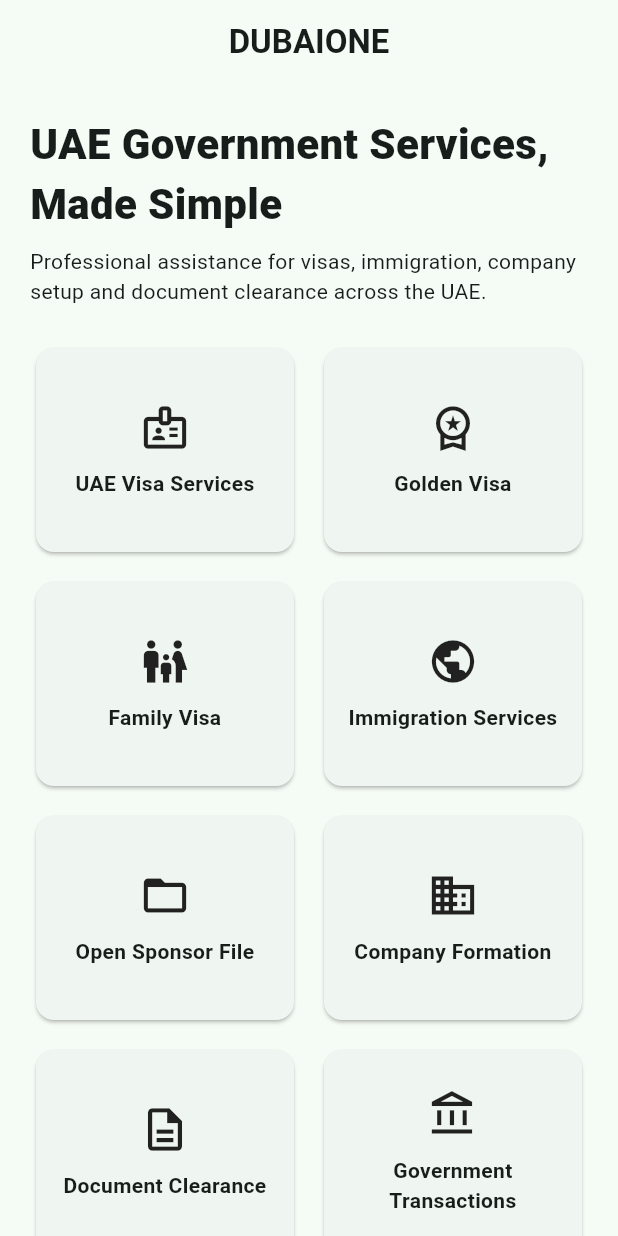
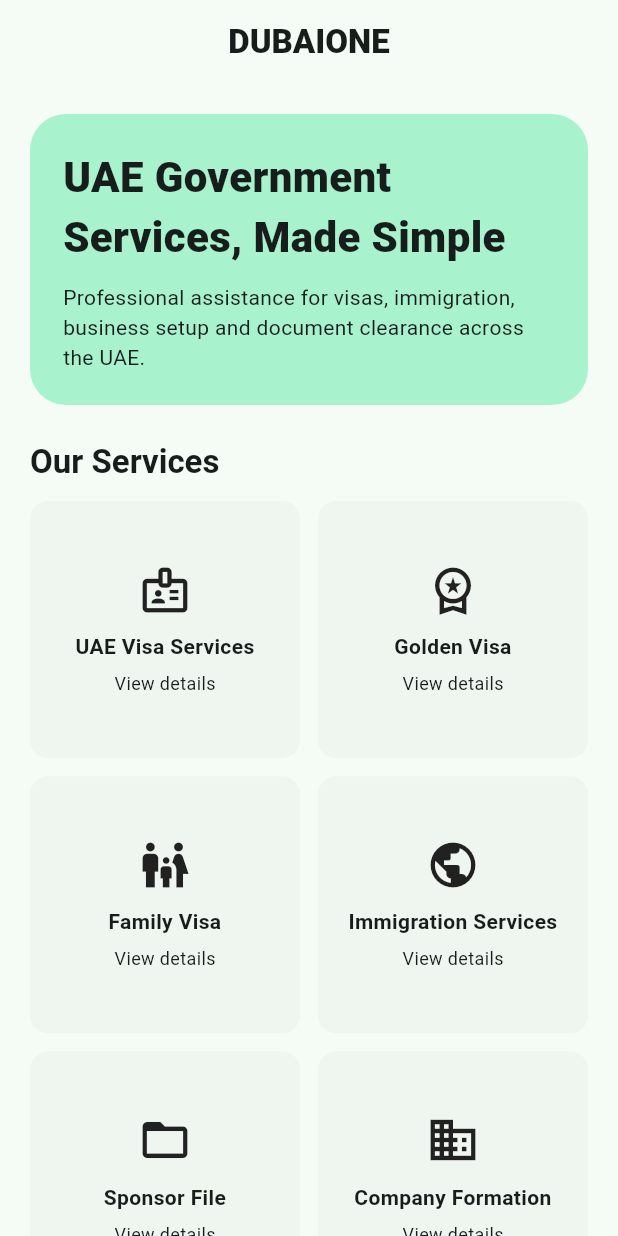
Before and after one commit to rashidbalooshi/DUBAIONE, a Flutter app: the screen it shows after launch, on a phone screen of 412 x 824 dp. Run offline on Flutter 3.47's test engine with Material 3 defaults, Android fonts, the phone set to English and light mode, and no system bars.

Commit message:
Build navigable DubaiOne services experience

```diff
--- a/lib/main.dart
+++ b/lib/main.dart
@@ -1,5 +1,7 @@
 import 'package:flutter/material.dart';
 import 'package:url_launcher/url_launcher.dart';
+import 'models/service.dart';
+import 'screens/service_detail_page.dart';
 
 void main() => runApp(const DubaiOneApp());
 
@@ -12,8 +14,9 @@
       debugShowCheckedModeBanner: false,
       title: 'DubaiOne',
       theme: ThemeData(
-        colorScheme: ColorScheme.fromSeed(seedColor: const Color(0xFF0B6B4F)),
+        colorScheme: ColorScheme.fromSeed(seedColor: const Color(0xFF006C4C)),
         useMaterial3: true,
+        cardTheme: const CardThemeData(elevation: 0, margin: EdgeInsets.zero),
       ),
       home: const HomePage(),
     );
@@ -23,17 +26,6 @@
 class HomePage extends StatelessWidget {
   const HomePage({super.key});
 
-  static const services = <Map<String, dynamic>>[
-    {'title': 'UAE Visa Services', 'icon': Icons.badge_outlined},
-    {'title': 'Golden Visa', 'icon': Icons.workspace_premium_outlined},
-    {'title': 'Family Visa', 'icon': Icons.family_restroom},
-    {'title': 'Immigration Services', 'icon': Icons.public},
-    {'title': 'Open Sponsor File', 'icon': Icons.folder_open_outlined},
-    {'title': 'Company Formation', 'icon': Icons.business_outlined},
-    {'title': 'Document Clearance', 'icon': Icons.description_outlined},
-    {'title': 'Government Transactions', 'icon': Icons.account_balance_outlined},
-  ];
-
   Future<void> _whatsApp() async {
     final uri = Uri.parse('https://wa.me/971501768878?text=Hello%20DubaiOne%2C%20I%20need%20assistance.');
     await launchUrl(uri, mode: LaunchMode.externalApplication);
@@ -42,59 +34,54 @@
   @override
   Widget build(BuildContext context) {
     return Scaffold(
-      appBar: AppBar(
-        title: const Text('DUBAIONE', style: TextStyle(fontWeight: FontWeight.bold)),
-        centerTitle: true,
-      ),
+      appBar: AppBar(title: const Text('DUBAIONE', style: TextStyle(fontWeight: FontWeight.w900)), centerTitle: true),
       body: SafeArea(
         child: ListView(
           padding: const EdgeInsets.all(20),
           children: [
-            const Text('UAE Government Services, Made Simple',
-                style: TextStyle(fontSize: 28, fontWeight: FontWeight.w800)),
-            const SizedBox(height: 8),
-            const Text('Professional assistance for visas, immigration, company setup and document clearance across the UAE.'),
+            Container(
+              padding: const EdgeInsets.all(22),
+              decoration: BoxDecoration(color: Theme.of(context).colorScheme.primaryContainer, borderRadius: BorderRadius.circular(24)),
+              child: const Column(crossAxisAlignment: CrossAxisAlignment.start, children: [
+                Text('UAE Government Services, Made Simple', style: TextStyle(fontSize: 28, fontWeight: FontWeight.w900)),
+                SizedBox(height: 10),
+                Text('Professional assistance for visas, immigration, business setup and document clearance across the UAE.'),
+              ]),
+            ),
             const SizedBox(height: 24),
+            Text('Our Services', style: Theme.of(context).textTheme.titleLarge?.copyWith(fontWeight: FontWeight.bold)),
+            const SizedBox(height: 12),
             GridView.builder(
               shrinkWrap: true,
               physics: const NeverScrollableScrollPhysics(),
-              itemCount: services.length,
-              gridDelegate: const SliverGridDelegateWithFixedCrossAxisCount(
-                crossAxisCount: 2,
-                crossAxisSpacing: 12,
-                mainAxisSpacing: 12,
-                childAspectRatio: 1.25,
-              ),
+              itemCount: dubaiOneServices.length,
+              gridDelegate: const SliverGridDelegateWithFixedCrossAxisCount(crossAxisCount: 2, crossAxisSpacing: 12, mainAxisSpacing: 12, childAspectRatio: 1.05),
               itemBuilder: (context, index) {
-                final item = services[index];
+                final service = dubaiOneServices[index];
                 return Card(
-                  child: Padding(
-                    padding: const EdgeInsets.all(14),
-                    child: Column(
-                      mainAxisAlignment: MainAxisAlignment.center,
-                      children: [
-                        Icon(item['icon'] as IconData, size: 34),
+                  clipBehavior: Clip.antiAlias,
+                  child: InkWell(
+                    onTap: () => Navigator.push(context, MaterialPageRoute(builder: (_) => ServiceDetailPage(service: service))),
+                    child: Padding(
+                      padding: const EdgeInsets.all(14),
+                      child: Column(mainAxisAlignment: MainAxisAlignment.center, children: [
+                        Icon(service.icon, size: 36),
                         const SizedBox(height: 10),
-                        Text(item['title'] as String,
-                            textAlign: TextAlign.center,
-                            style: const TextStyle(fontWeight: FontWeight.w600)),
-                      ],
+                        Text(service.title, textAlign: TextAlign.center, style: const TextStyle(fontWeight: FontWeight.w700)),
+                        const SizedBox(height: 6),
+                        const Text('View details', style: TextStyle(fontSize: 12)),
+                      ]),
                     ),
                   ),
                 );
               },
             ),
             const SizedBox(height: 24),
-            FilledButton.icon(
-              onPressed: _whatsApp,
-              icon: const Icon(Icons.chat_outlined),
-              label: const Padding(
-                padding: EdgeInsets.symmetric(vertical: 14),
-                child: Text('Contact DubaiOne on WhatsApp'),
-              ),
-            ),
+            FilledButton.icon(onPressed: _whatsApp, icon: const Icon(Icons.chat_outlined), label: const Padding(padding: EdgeInsets.symmetric(vertical: 15), child: Text('Contact DubaiOne on WhatsApp'))),
             const SizedBox(height: 12),
-            const Text('+971 50 176 8878', textAlign: TextAlign.center),
+            const Text('+971 50 176 8878', textAlign: TextAlign.center, style: TextStyle(fontWeight: FontWeight.w600)),
+            const SizedBox(height: 18),
+            const Text('Independent service assistance. DubaiOne is not a UAE government authority. Government approvals, fees and eligibility remain subject to the relevant authority.', textAlign: TextAlign.center, style: TextStyle(fontSize: 11)),
           ],
         ),
       ),
```
